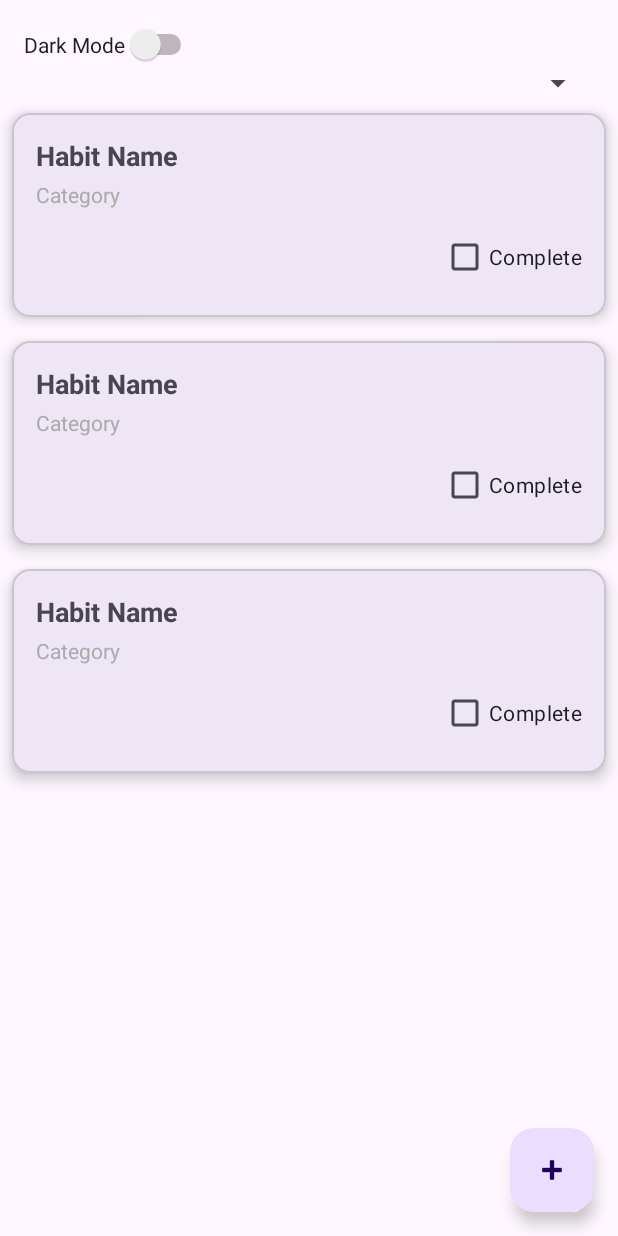
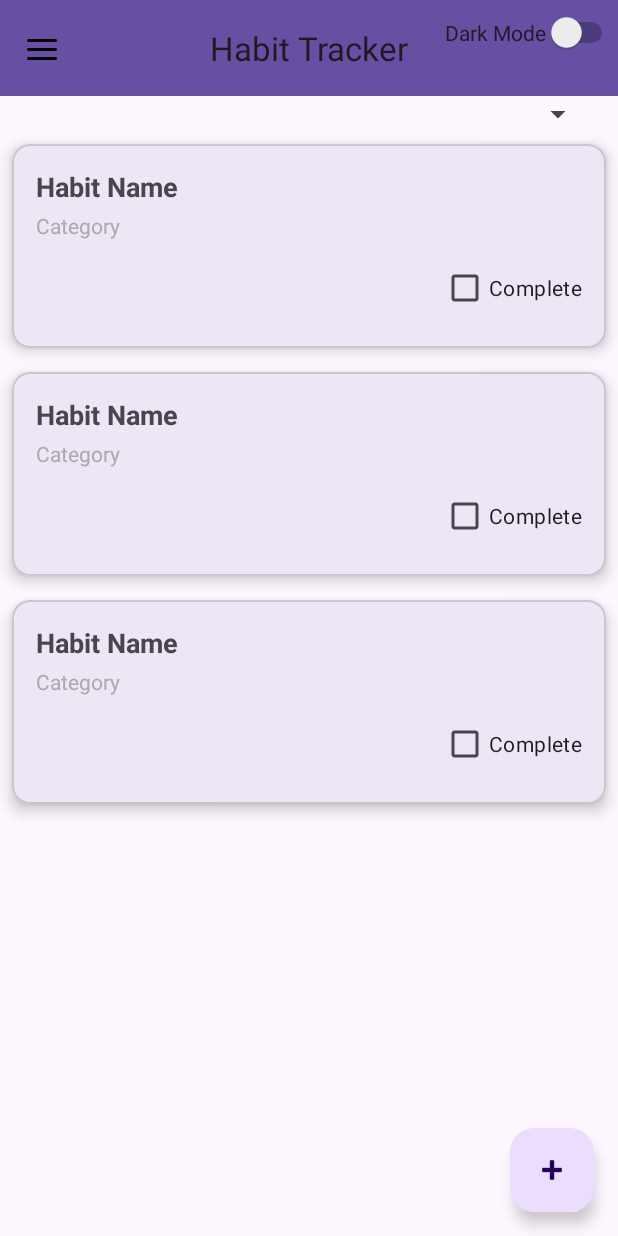
Before and after one commit to nve03g/habit_tracker_RV_NVE, an Android app: the layout activity_main.xml on its own in the app's theme, with its tools: preview values and no code run, on a phone screen of 412 x 824 dp. Run offline under Robolectric (Android 15) with nearby library versions, the phone set to English and light mode, and no system bars.

Commit message:
added toolbar and rearranged dark mode switch

```diff
--- /dev/null
+++ b/app/src/main/res/drawable/ic_menu.xml
@@ -0,0 +1,10 @@
+<?xml version="1.0" encoding="utf-8"?>
+<vector xmlns:android="http://schemas.android.com/apk/res/android"
+    android:width="24dp"
+    android:height="24dp"
+    android:viewportWidth="24"
+    android:viewportHeight="24">
+    <path
+        android:fillColor="#000000"
+        android:pathData="M3,6h18c0.55,0 1,0.45 1,1s-0.45,1 -1,1H3c-0.55,0 -1,-0.45 -1,-1s0.45,-1 1,-1zM3,12h18c0.55,0 1,0.45 1,1s-0.45,1 -1,1H3c-0.55,0 -1,-0.45 -1,-1s0.45,-1 1,-1zM3,18h18c0.55,0 1,0.45 1,1s-0.45,1 -1,1H3c-0.55,0 -1,-0.45 -1,-1s0.45,-1 1,-1z"/>
+</vector>
--- a/app/src/main/res/layout/activity_main.xml
+++ b/app/src/main/res/layout/activity_main.xml
@@ -7,16 +7,35 @@
     android:layout_height="match_parent"
     tools:context=".MainActivity">
 
-    <!-- dark mode switch -->
+    <!-- AppBarLayout voor de Toolbar -->
+    <com.google.android.material.appbar.AppBarLayout
+        android:id="@+id/appBarLayout"
+        android:layout_width="match_parent"
+        android:layout_height="wrap_content"
+        app:layout_constraintTop_toTopOf="parent">
+
+        <com.google.android.material.appbar.MaterialToolbar
+            android:id="@+id/topAppBar"
+            android:layout_width="match_parent"
+            android:layout_height="?attr/actionBarSize"
+            android:background="?attr/colorPrimary"
+            android:elevation="4dp"
+            app:title="Habit Tracker"
+            app:titleCentered="true"
+            app:navigationIcon="@drawable/ic_menu"
+        app:layout_constraintTop_toTopOf="parent" />
+    </com.google.android.material.appbar.AppBarLayout>
+
+    <!-- dark mode switch (rechts in toolbar) -->
     <Switch
         android:id="@+id/darkModeSwitch"
         android:layout_width="wrap_content"
         android:layout_height="wrap_content"
         android:text="Dark Mode"
-        app:layout_constraintTop_toTopOf="parent"
-        app:layout_constraintStart_toStartOf="parent"
+        app:layout_constraintTop_toTopOf="@id/appBarLayout"
+        app:layout_constraintEnd_toEndOf="parent"
         android:layout_marginStart="16dp"
-        android:layout_marginTop="16dp" />
+        android:layout_marginTop="8dp" />
 
     <!-- spinner voor categorieën -->
     <Spinner
@@ -25,9 +44,10 @@
         android:layout_height="wrap_content"
         android:layout_marginHorizontal="16dp"
         android:spinnerMode="dropdown"
-        app:layout_constraintTop_toBottomOf="@+id/darkModeSwitch"
+        app:layout_constraintTop_toBottomOf="@+id/appBarLayout"
         app:layout_constraintEnd_toEndOf="parent"
-        app:layout_constraintStart_toStartOf="parent"/>
+        app:layout_constraintStart_toStartOf="parent"
+        android:padding="8dp"/>
 
     <!-- RecyclerView to show and delete habits-->
     <androidx.recyclerview.widget.RecyclerView
```
Also changed, not shown: app/src/main/java/com/example/habit_tracker/MainActivity.kt (+27 -15 lines), app/src/main/res/drawable/dark_mode_icon.xml (added, +10 -0 lines), app/src/main/res/drawable/light_mode_icon.xml (added, +10 -0 lines).
